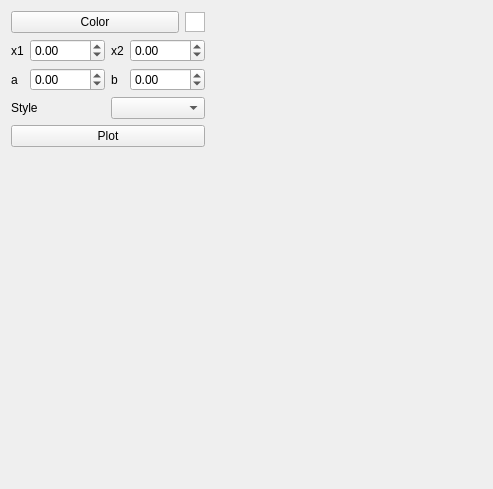
Qt form 1/src/forms_ui/plot_window.ui (dazzlemon/diit_121-ipz_y2_cg) before a commit.
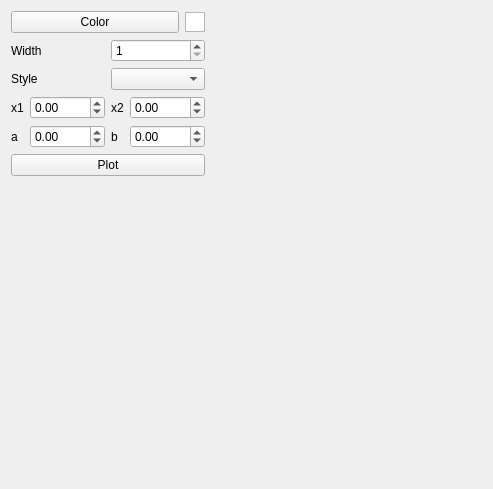
The same form after that commit.

Commit message: done for today, need to connect ui fully, implement marks & markups in Plotter, create forms_managed, mb separate some functionality from Plotter to other class(so 3-4 new classes)

```diff
--- a/1/src/forms_ui/plot_window.ui
+++ b/1/src/forms_ui/plot_window.ui
@@ -68,6 +68,41 @@
        </item>
       </layout>
      </item>
+     <item>
+      <layout class="QHBoxLayout" name="horizontalLayout_5">
+       <item>
+        <widget class="QLabel" name="label_6">
+         <property name="text">
+          <string>Width</string>
+         </property>
+        </widget>
+       </item>
+       <item>
+        <widget class="QSpinBox" name="widthSpinBox">
+         <property name="minimum">
+          <number>1</number>
+         </property>
+         <property name="maximum">
+          <number>64</number>
+         </property>
+        </widget>
+       </item>
+      </layout>
+     </item>
+     <item>
+      <layout class="QHBoxLayout" name="horizontalLayout_4">
+       <item>
+        <widget class="QLabel" name="label_5">
+         <property name="text">
+          <string>Style</string>
+         </property>
+        </widget>
+       </item>
+       <item>
+        <widget class="QComboBox" name="funcStyleComboBox"/>
+       </item>
+      </layout>
+     </item>
      <item>
       <layout class="QHBoxLayout" name="horizontalLayout">
        <item>
@@ -144,20 +179,6 @@
        </item>
       </layout>
      </item>
-     <item>
-      <layout class="QHBoxLayout" name="horizontalLayout_4">
-       <item>
-        <widget class="QLabel" name="label_5">
-         <property name="text">
-          <string>Style</string>
-         </property>
-        </widget>
-       </item>
-       <item>
-        <widget class="QComboBox" name="funcStyleComboBox"/>
-       </item>
-      </layout>
-     </item>
      <item>
       <widget class="QPushButton" name="plotButton">
        <property name="text">
```
The commit also changes 6 other files.
